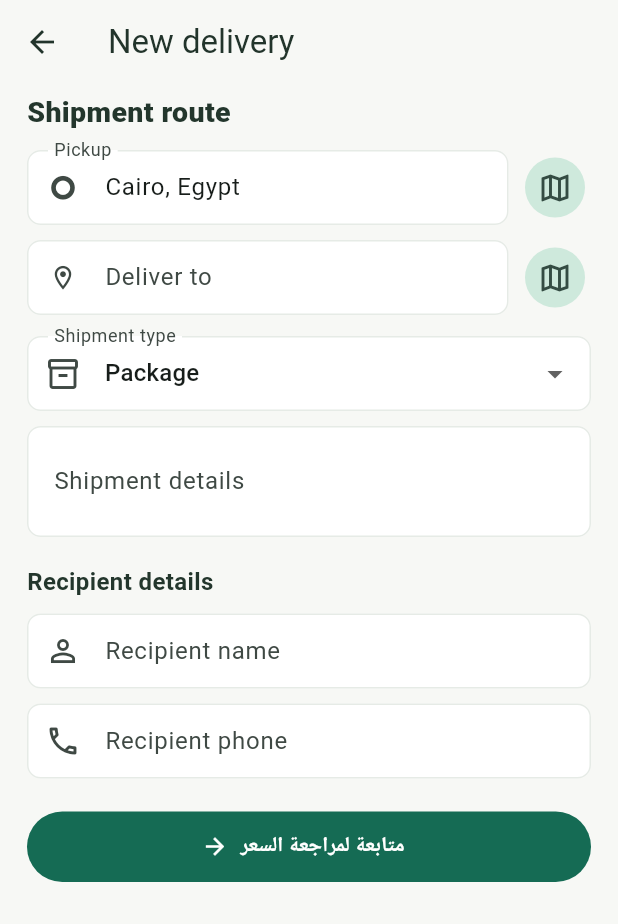
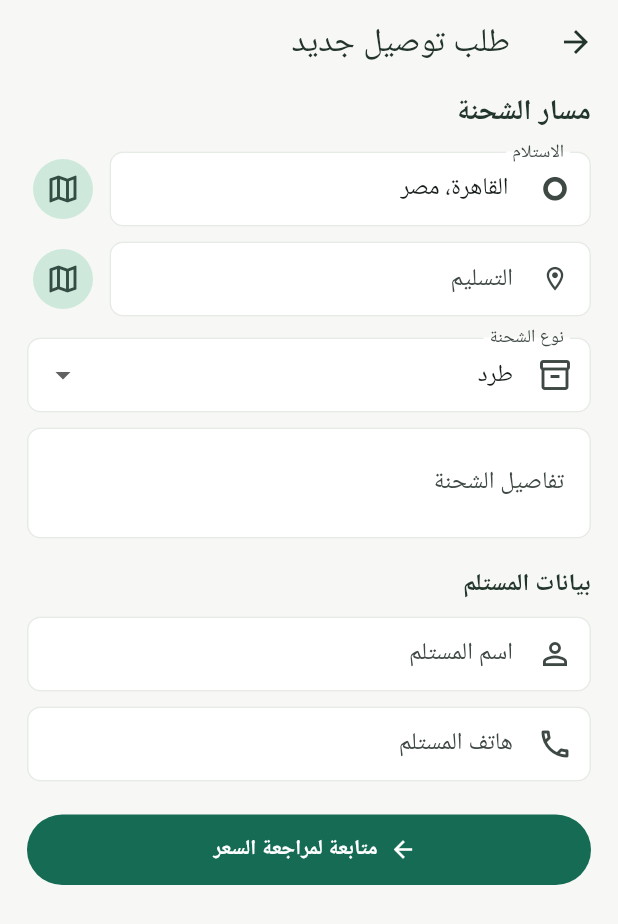
Before and after one commit to kingegypt1982-eng/waslny-orders, a Flutter app: the CreateOrderScreen screen opened by its route, on a phone screen of 412 x 824 dp. Shown: the top 924 px of the screen. Run offline on Flutter 3.47's test engine with Material 3 defaults, Android fonts, the phone set to English and light mode, and no system bars; our stand-ins replace dio, file_picker, firebase_core, firebase_messaging, flutter_map, flutter_riverpod and 3 more; accounts and stored records are empty.

Commit message:
feat: arabic create-order screen, real address labels, EGP currency in customer screens

```diff
--- a/apps/mobile/lib/app.dart
+++ b/apps/mobile/lib/app.dart
@@ -86,7 +86,7 @@ final routerProvider = Provider<GoRouter>(
       GoRoute(
         path: '/map-picker',
         builder: (context, state) => MapPickerScreen(
-          title: state.uri.queryParameters['title'] ?? 'Choose location',
+          title: state.uri.queryParameters['title'] ?? 'اختيار الموقع',
         ),
       ),
       GoRoute(
--- a/apps/mobile/lib/screens.dart
+++ b/apps/mobile/lib/screens.dart
@@ -1076,7 +1076,7 @@ class CreateOrderScreen extends ConsumerStatefulWidget {
 
 class _CreateOrderScreenState extends ConsumerState<CreateOrderScreen> {
   final _formKey = GlobalKey<FormState>();
-  final _pickupLabel = TextEditingController(text: 'Cairo, Egypt');
+  final _pickupLabel = TextEditingController(text: 'القاهرة، مصر');
   final _deliveryLabel = TextEditingController();
   final _description = TextEditingController();
   final _recipient = TextEditingController();
@@ -1117,20 +1117,33 @@ class _CreateOrderScreenState extends ConsumerState<CreateOrderScreen> {
   }
 
   Future<void> _pick(bool pickup) async {
+    final title = pickup ? 'اختيار موقع الاستلام' : 'اختيار موقع التسليم';
     final result = await context.push<Map<String, dynamic>>(
-      '/map-picker?title=${pickup ? 'Choose pickup' : 'Choose delivery'}',
+      '/map-picker?title=${Uri.encodeComponent(title)}',
     );
     if (result == null || !mounted) return;
     final point = LatLng(result['lat'] as double, result['lon'] as double);
     setState(() {
       if (pickup) {
         _pickup = point;
-        _pickupLabel.text = 'Selected pickup location';
+        _applyPickedLabel(_pickupLabel, point);
       } else {
         _delivery = point;
-        _deliveryLabel.text = 'Selected delivery location';
+        _applyPickedLabel(_deliveryLabel, point);
       }
     });
+  }
+
+  /// Keeps what the user typed; fills a short coordinate label only when the
+  /// field is empty or still holds the default text. The API already stores
+  /// free-text labels (pickupLabel/deliveryLabel), so no schema change is
+  /// needed — a reverse-geocoder would be required for real street names.
+  void _applyPickedLabel(TextEditingController controller, LatLng point) {
+    final text = controller.text.trim();
+    if (text.isEmpty || text == 'Cairo, Egypt' || text == 'القاهرة، مصر') {
+      controller.text =
+          '${point.latitude.toStringAsFixed(4)}، ${point.longitude.toStringAsFixed(4)}';
+    }
   }
 
   Future<void> _calculate() async {
@@ -1178,9 +1191,11 @@ class _CreateOrderScreenState extends ConsumerState<CreateOrderScreen> {
   }
 
   @override
-  Widget build(BuildContext context) => Scaffold(
+  Widget build(BuildContext context) => Directionality(
+    textDirection: TextDirection.rtl,
+    child: Scaffold(
       appBar: AppBar(
-      title: const Text('New delivery'),
+        title: const Text('طلب توصيل جديد'),
         leading: IconButton(
           onPressed: () => context.pop(),
           icon: const Icon(Icons.arrow_back),
@@ -1193,7 +1208,7 @@ class _CreateOrderScreenState extends ConsumerState<CreateOrderScreen> {
             padding: const EdgeInsets.fromLTRB(18, 5, 18, 24),
             children: [
               const Text(
-              'Shipment route',
+                'مسار الشحنة',
                 style: TextStyle(
                   fontSize: 19,
                   fontWeight: FontWeight.w800,
@@ -1202,14 +1217,14 @@ class _CreateOrderScreenState extends ConsumerState<CreateOrderScreen> {
               ),
               const SizedBox(height: 12),
               _LocationField(
-              label: 'Pickup',
+                label: 'الاستلام',
                 controller: _pickupLabel,
                 icon: Icons.trip_origin,
                 onMap: () => _pick(true),
               ),
               const SizedBox(height: 10),
               _LocationField(
-              label: 'Deliver to',
+                label: 'التسليم',
                 controller: _deliveryLabel,
                 icon: Icons.location_on_outlined,
                 onMap: () => _pick(false),
@@ -1218,32 +1233,29 @@ class _CreateOrderScreenState extends ConsumerState<CreateOrderScreen> {
               DropdownButtonFormField<String>(
                 initialValue: _category,
                 decoration: const InputDecoration(
-                labelText: 'Shipment type',
+                  labelText: 'نوع الشحنة',
                   prefixIcon: Icon(Icons.inventory_2_outlined),
                 ),
                 items: const [
                   DropdownMenuItem(
                     value: 'PAPERS',
-                  child: Text('Papers & documents'),
-                ),
-                DropdownMenuItem(value: 'MATERIALS', child: Text('Materials')),
-                DropdownMenuItem(value: 'GOODS', child: Text('Goods')),
-                DropdownMenuItem(value: 'PURCHASES', child: Text('Purchases')),
-                DropdownMenuItem(value: 'FOOD', child: Text('Food and drinks')),
-                DropdownMenuItem(value: 'MEDICINES', child: Text('Medicines')),
+                    child: Text('مستندات وأوراق'),
+                  ),
+                  DropdownMenuItem(value: 'MATERIALS', child: Text('مواد')),
+                  DropdownMenuItem(value: 'GOODS', child: Text('بضائع')),
+                  DropdownMenuItem(value: 'PURCHASES', child: Text('مشتريات')),
+                  DropdownMenuItem(value: 'FOOD', child: Text('طعام ومشروبات')),
+                  DropdownMenuItem(value: 'MEDICINES', child: Text('أدوية')),
                   DropdownMenuItem(
                     value: 'ELECTRONICS',
-                  child: Text('Electronics'),
+                    child: Text('إلكترونيات'),
                   ),
                   DropdownMenuItem(
                     value: 'SPARE_PARTS',
-                  child: Text('Spare parts'),
-                ),
-                DropdownMenuItem(value: 'PACKAGE', child: Text('Package')),
-                DropdownMenuItem(
-                  value: 'OTHER',
-                  child: Text('Other ready shipment'),
-                ),
+                    child: Text('قطع غيار'),
+                  ),
+                  DropdownMenuItem(value: 'PACKAGE', child: Text('طرد')),
+                  DropdownMenuItem(value: 'OTHER', child: Text('أخرى')),
                 ],
                 onChanged: (value) =>
                     setState(() => _category = value ?? 'PACKAGE'),
@@ -1253,13 +1265,13 @@ class _CreateOrderScreenState extends ConsumerState<CreateOrderScreen> {
                 controller: _description,
                 maxLines: 2,
                 decoration: const InputDecoration(
-                labelText: 'Shipment details',
-                hintText: 'What is the captain picking up? (optional)',
+                  labelText: 'تفاصيل الشحنة',
+                  hintText: 'ماذا سيستلم المندوب؟ (اختياري)',
                 ),
               ),
               const SizedBox(height: 18),
               const Text(
-              'Recipient details',
+                'بيانات المستلم',
                 style: TextStyle(
                   fontSize: 16,
                   fontWeight: FontWeight.w700,
@@ -1270,22 +1282,22 @@ class _CreateOrderScreenState extends ConsumerState<CreateOrderScreen> {
               TextFormField(
                 controller: _recipient,
                 decoration: const InputDecoration(
-                labelText: 'Recipient name',
+                  labelText: 'اسم المستلم',
                   prefixIcon: Icon(Icons.person_outline),
                 ),
-              validator: _required,
+                validator: _orderRequired,
               ),
               const SizedBox(height: 10),
               TextFormField(
                 controller: _phone,
                 keyboardType: TextInputType.phone,
                 decoration: const InputDecoration(
-                labelText: 'Recipient phone',
+                  labelText: 'هاتف المستلم',
                   prefixIcon: Icon(Icons.phone_outlined),
                 ),
                 validator: (value) => value != null && value.length >= 8
                     ? null
-                  : 'Enter a contact number',
+                    : 'أدخل رقم تواصل صحيح',
               ),
               const SizedBox(height: 14),
               const SizedBox(height: 8),
@@ -1298,8 +1310,12 @@ class _CreateOrderScreenState extends ConsumerState<CreateOrderScreen> {
           ),
         ),
       ),
-  );
-}
+    ),
+  );
+}
+
+String? _orderRequired(String? value) =>
+    value == null || value.trim().length < 2 ? 'هذا الحقل مطلوب' : null;
 
 class _LocationField extends StatelessWidget {
   const _LocationField({
@@ -1322,12 +1338,12 @@ class _LocationField extends StatelessWidget {
             labelText: label,
             prefixIcon: Icon(icon, size: 19),
           ),
-          validator: _required,
+          validator: _orderRequired,
         ),
       ),
       const SizedBox(width: 7),
       IconButton.filledTonal(
-        tooltip: 'Choose on map',
+        tooltip: 'اختيار من الخريطة',
         onPressed: onMap,
         icon: const Icon(Icons.map_outlined),
       ),
@@ -1519,7 +1535,7 @@ class _OrderCard extends StatelessWidget {
           ),
           const SizedBox(height: 9),
           Text(
-            'EGP ${order['price'] ?? '—'}',
+            _arEgp(order['price']),
             style: const TextStyle(color: _muted, fontSize: 11),
           ),
         ],
@@ -1915,6 +1931,13 @@ double _toDouble(Object? value) {
 
 String _egp(Object? value) => 'EGP ${_toDouble(value).toStringAsFixed(2)}';
 
+/// Client-facing amount in Arabic pounds (history + other client screens).
+/// Captain wallet/cards intentionally keep "EGP".
+String _arEgp(Object? value) {
+  if (value == null) return '—';
+  return '${_toDouble(value).toStringAsFixed(2)} ج.م';
+}
+
 class _PrimaryButton extends StatelessWidget {
   const _PrimaryButton({
     required this.label,
--- a/apps/mobile/lib/screens/order_review_screen.dart
+++ b/apps/mobile/lib/screens/order_review_screen.dart
@@ -147,9 +147,12 @@ class _OrderReviewScreenState extends ConsumerState<OrderReviewScreen> {
     return number?.toStringAsFixed(2) ?? '--';
   }
 
+  String _arCurrency(Object? currency) =>
+      currency?.toString() == 'EGP' ? 'ج.م' : '${currency ?? ''}';
+
   @override
   Widget build(BuildContext context) {
-    final currency = widget.quote['currency']?.toString() ?? '';
+    final currency = _arCurrency(widget.quote['currency']);
     final price = _amount(widget.quote['price']);
 
     return Directionality(
```
Also changed, not shown: apps/mobile/lib/screens/tracking_screen.dart (+4 -4 lines), 2 other files. Lines whose indentation alone changed are shown as unchanged.
